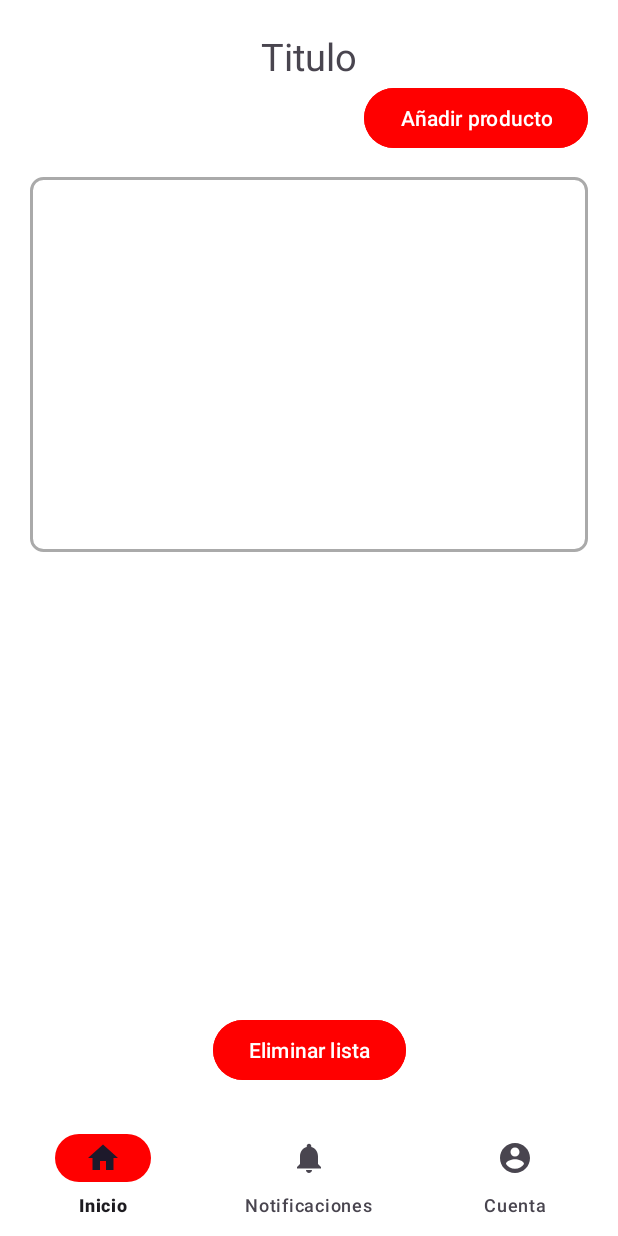
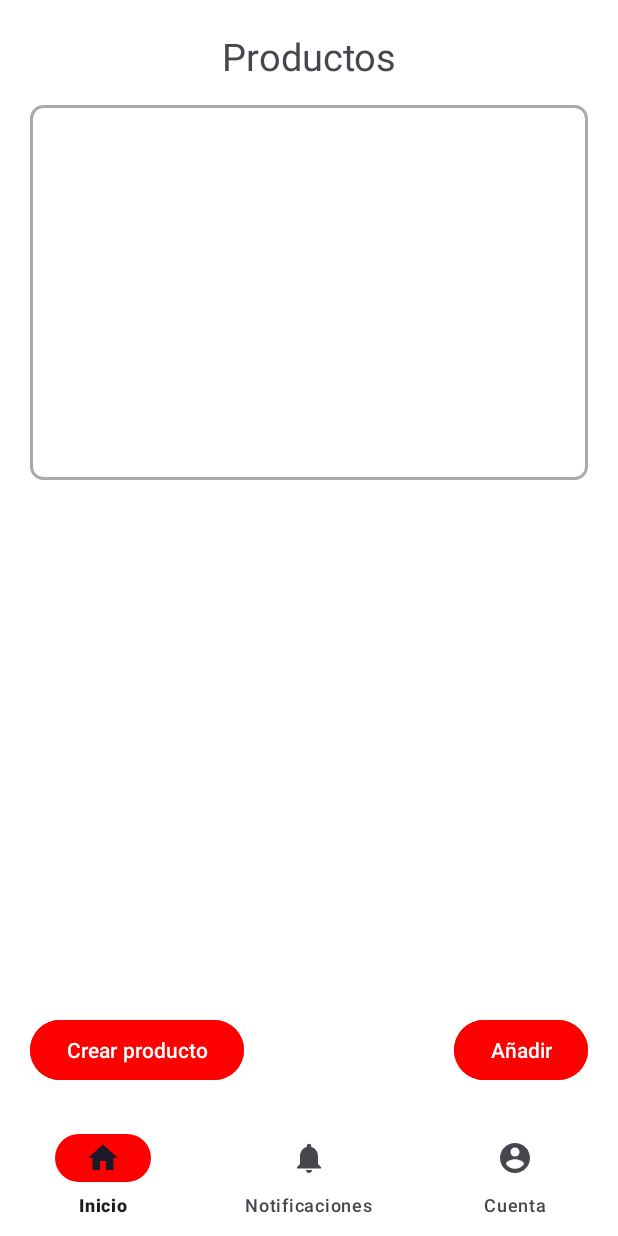
Before and after one commit to AritzAyensa/Proyecto_DAM_Aritz_Ayensa, an Android app: the VistaListaFragment screen opened through its navigation route, after a tap on "Añadir producto", on a phone screen of 412 x 824 dp. Run offline under Robolectric (Android 15) with nearby library versions, the phone set to English and light mode, and no system bars; our stand-ins replace Firebase (no records; nobody signed in at launch, a user with empty details on screens opened directly), navigation-ui; 3 statements that could not run were skipped.

Commit message:
Base para crear productos

```diff
--- /dev/null
+++ b/app/src/main/java/com/example/proyecto_dam_aritz_ayensa/activities/AnadirProductoFragment.kt
@@ -0,0 +1,87 @@
+package com.example.proyecto_dam_aritz_ayensa.activities
+
+import android.os.Bundle
+import androidx.fragment.app.Fragment
+import android.view.LayoutInflater
+import android.view.View
+import android.view.ViewGroup
+import android.widget.Button
+import androidx.lifecycle.lifecycleScope
+import androidx.navigation.fragment.findNavController
+import com.example.proyecto_dam_aritz_ayensa.R
+import com.example.proyecto_dam_aritz_ayensa.databinding.FragmentAnadirProductoBinding
+import com.example.proyecto_dam_aritz_ayensa.databinding.FragmentVistaListaBinding
+import com.example.proyecto_dam_aritz_ayensa.model.dao.ListaDAO
+import com.example.proyecto_dam_aritz_ayensa.model.dao.UsuarioDAO
+import com.example.proyecto_dam_aritz_ayensa.model.entity.Lista
+import com.example.proyecto_dam_aritz_ayensa.model.service.ListaService
+import com.example.proyecto_dam_aritz_ayensa.model.service.UsuarioService
+import com.example.proyecto_dam_aritz_ayensa.utils.SessionManager
+import com.example.proyecto_dam_aritz_ayensa.utils.Utils
+import kotlinx.coroutines.launch
+
+class AnadirProductoFragment : Fragment() {
+    private var _binding: FragmentAnadirProductoBinding? = null
+    private val binding get() = _binding!!
+    private lateinit var lista: Lista
+
+    private lateinit var idLista: String
+    private lateinit var userId : String
+
+
+    private lateinit var listaService: ListaService
+    private lateinit var usuarioService: UsuarioService
+    private lateinit var sessionManager: SessionManager
+
+
+    private lateinit var buttonAñadirProducto : Button
+    private lateinit var buttonCrearProducto : Button
+    override fun onCreateView(
+        inflater: LayoutInflater,
+        container: ViewGroup?,
+        savedInstanceState: Bundle?
+    ): View {
+        _binding = FragmentAnadirProductoBinding.inflate(inflater, container, false)
+
+        listaService = ListaService(ListaDAO())
+        usuarioService = UsuarioService(UsuarioDAO())
+        sessionManager = SessionManager(requireContext())
+        userId = sessionManager.getUserId().toString()
+
+        //Obtener el id de la lista
+        arguments?.let {
+            idLista = it.getString("idLista").toString()
+        }
+
+        cargarBotones()
+
+        return binding.root
+    }
+
+    private fun cargarBotones() {
+        buttonCrearProducto = binding.btnCrearProducto
+        if (buttonCrearProducto != null) {
+            buttonCrearProducto.setOnClickListener {
+                goToCrearProducto()
+            }
+        }
+
+        buttonAñadirProducto = binding.btnAnadirProducto
+        if (buttonAñadirProducto != null) {
+            buttonAñadirProducto.setOnClickListener {
+            }
+        }
+    }
+
+    private fun goToCrearProducto() {
+        val bundle = Bundle().apply {
+            putString("idLista", idLista)
+        }
+        findNavController().navigate(R.id.action_añadir_productoFragment_to_crearProductoFragment, bundle)
+    }
+
+    override fun onDestroyView() {
+        super.onDestroyView()
+        _binding = null
+    }
+}
--- a/app/src/main/java/com/example/proyecto_dam_aritz_ayensa/activities/BottomNavigationActivity.kt
+++ b/app/src/main/java/com/example/proyecto_dam_aritz_ayensa/activities/BottomNavigationActivity.kt
@@ -10,6 +10,9 @@ import androidx.navigation.ui.NavigationUI.setupWithNavController
 import androidx.navigation.ui.setupActionBarWithNavController
 import androidx.navigation.ui.setupWithNavController
 import com.example.proyecto_dam_aritz_ayensa.R
+import com.example.proyecto_dam_aritz_ayensa.activities.ui.cuenta.CuentaFragment
+import com.example.proyecto_dam_aritz_ayensa.activities.ui.inicio.InicioFragment
+import com.example.proyecto_dam_aritz_ayensa.activities.ui.notifications.NotificationsFragment
 import com.example.proyecto_dam_aritz_ayensa.databinding.ActivityBottomNavigationBinding
 
 class BottomNavigationActivity : AppCompatActivity() {
@@ -42,7 +45,6 @@ class BottomNavigationActivity : AppCompatActivity() {
         binding.navView.setupWithNavController(navController)
 
     }
-
     override fun onSupportNavigateUp(): Boolean {
         return navController.navigateUp() || super.onSupportNavigateUp()
     }
--- a/app/src/main/java/com/example/proyecto_dam_aritz_ayensa/activities/VistaListaFragment.kt
+++ b/app/src/main/java/com/example/proyecto_dam_aritz_ayensa/activities/VistaListaFragment.kt
@@ -19,9 +19,8 @@ import android.widget.PopupMenu
 import android.widget.TextView
 import androidx.appcompat.app.AlertDialog
 import androidx.lifecycle.lifecycleScope
+import androidx.navigation.fragment.findNavController
 import com.example.proyecto_dam_aritz_ayensa.R
-import com.example.proyecto_dam_aritz_ayensa.databinding.DialogEmailInputBinding
-import com.example.proyecto_dam_aritz_ayensa.databinding.FragmentCrearListaBinding
 import com.example.proyecto_dam_aritz_ayensa.databinding.FragmentVistaListaBinding
 import com.example.proyecto_dam_aritz_ayensa.model.dao.ListaDAO
 import com.example.proyecto_dam_aritz_ayensa.model.dao.UsuarioDAO
@@ -249,6 +248,10 @@ class VistaListaFragment : Fragment() {
         }
 
         private fun añadirProducto() {
+            val bundle = Bundle().apply {
+                putString("idLista", idLista)
+            }
+            findNavController().navigate(R.id.action_vista_listaFragment_to_añadir_productoFragment, bundle)
 
         }
 
--- a/app/src/main/java/com/example/proyecto_dam_aritz_ayensa/activities/ui/inicio/InicioFragment.kt
+++ b/app/src/main/java/com/example/proyecto_dam_aritz_ayensa/activities/ui/inicio/InicioFragment.kt
@@ -15,6 +15,7 @@ import androidx.recyclerview.widget.LinearLayoutManager
 import androidx.recyclerview.widget.RecyclerView
 import androidx.recyclerview.widget.RecyclerView.Recycler
 import com.example.proyecto_dam_aritz_ayensa.R
+import com.example.proyecto_dam_aritz_ayensa.activities.BottomNavigationActivity
 import com.example.proyecto_dam_aritz_ayensa.activities.CrearListaFragment
 import com.example.proyecto_dam_aritz_ayensa.adapters.ListaAdapter
 import com.example.proyecto_dam_aritz_ayensa.databinding.FragmentInicioBinding
@@ -68,6 +69,7 @@ class InicioFragment : Fragment() {
         cargarBotones()
         return binding.root
     }
+
 
     private fun abrirAñadirLista() {
         findNavController().navigate(R.id.action_inicioFragment_to_crearListaFragment)
--- a/app/src/main/java/com/example/proyecto_dam_aritz_ayensa/model/dao/ListaDAO.kt
+++ b/app/src/main/java/com/example/proyecto_dam_aritz_ayensa/model/dao/ListaDAO.kt
@@ -87,11 +87,12 @@ class ListaDAO {
             if (document.exists()) {
                 Lista(
                     id = document.getString("id") ?: "",
-                    titulo = document.getString("titulo") ?: "", // Corregido de "nombre" a "titulo"
+                    titulo = document.getString("titulo") ?: "",
                     descripcion = document.getString("descripcion") ?: "",
                     color = document.getString("color") ?: "#FFFFFF",
                     idCreador = document.getString("idCreador") ?: "",
-                    idsUsuariosCompartidos = document.get("idsUsuariosCompartidos") as? List<String> ?: emptyList()
+                    idsUsuariosCompartidos = document.get("idsUsuariosCompartidos") as? List<String> ?: emptyList(),
+                    idsProductos = document.get("idsProductos") as? List<String> ?: emptyList()
                 )
             } else {
                 null
--- a/app/src/main/java/com/example/proyecto_dam_aritz_ayensa/model/entity/Lista.kt
+++ b/app/src/main/java/com/example/proyecto_dam_aritz_ayensa/model/entity/Lista.kt
@@ -6,5 +6,6 @@ data class Lista (
     var descripcion: String = "",
     var color: String = "",
     var idCreador: String = "",
-    var idsUsuariosCompartidos: List<String> = emptyList()
+    var idsUsuariosCompartidos: List<String> = emptyList(),
+    var idsProductos: List<String> = emptyList()
 )
--- /dev/null
+++ b/app/src/main/res/layout/fragment_anadir_producto.xml
@@ -0,0 +1,70 @@
+<?xml version="1.0" encoding="utf-8"?>
+<FrameLayout xmlns:android="http://schemas.android.com/apk/res/android"
+    xmlns:tools="http://schemas.android.com/tools"
+    android:layout_width="match_parent"
+    android:layout_height="match_parent"
+    xmlns:app="http://schemas.android.com/apk/res-auto"
+    tools:context=".activities.AnadirProductoFragment">
+
+    <androidx.constraintlayout.widget.ConstraintLayout
+        android:id="@+id/anadir_producto_cl"
+        android:layout_width="match_parent"
+        android:layout_height="match_parent"
+        android:paddingBottom="100sp"
+        android:paddingEnd="20sp"
+        android:paddingStart="20sp"
+        android:paddingTop="20sp"
+        >
+        <TextView
+            android:id="@+id/anadir_producto_tv_titulo"
+            android:layout_width="match_parent"
+            android:layout_height="wrap_content"
+            android:text="@string/anadir_producto_tv_titulo"
+            android:textAlignment="center"
+            android:textSize="25sp"
+
+            app:layout_constraintStart_toStartOf="parent"
+            app:layout_constraintEnd_toEndOf="parent"
+
+            tools:ignore="MissingConstraints" />
+
+        <androidx.recyclerview.widget.RecyclerView
+            android:id="@+id/recycler_productos"
+            android:layout_width="match_parent"
+            android:layout_height="250sp"
+            android:layout_marginTop="15dp"
+            android:background="@drawable/edittext_border"
+            app:layout_constraintEnd_toEndOf="parent"
+            app:flow_maxElementsWrap="4"
+            app:layout_constraintTop_toBottomOf="@id/anadir_producto_tv_titulo"/>
+
+
+        <androidx.constraintlayout.widget.ConstraintLayout
+            android:id="@+id/anadir_producto_cc_botones"
+            android:layout_width="match_parent"
+            android:layout_height="wrap_content"
+            app:layout_constraintBottom_toBottomOf="parent"
+
+            tools:ignore="MissingConstraints"
+            >
+            <Button
+                android:id="@+id/btnCrearProducto"
+                android:layout_width="wrap_content"
+                android:layout_height="wrap_content"
+                android:text="@string/anadir_producto_btn_compartir_lista"
+                style="@style/ButtonAccept"
+                app:layout_constraintStart_toStartOf="parent"
+                />
+            <Button
+                android:id="@+id/btnAnadirProducto"
+                android:layout_width="wrap_content"
+                android:layout_height="wrap_content"
+                android:text="@string/anadir_producto_btn_añadirProducto"
+                app:layout_constraintEnd_toEndOf="parent"
+                style="@style/ButtonAccept"
+                />
+        </androidx.constraintlayout.widget.ConstraintLayout>
+
+    </androidx.constraintlayout.widget.ConstraintLayout>
+
+</FrameLayout>
--- a/app/src/main/res/navigation/mobile_navigation.xml
+++ b/app/src/main/res/navigation/mobile_navigation.xml
@@ -54,6 +54,46 @@
             app:destination="@id/navigation_inicio"
             app:popUpTo="@id/navigation_inicio"
             app:popUpToInclusive="false" />
+        <action
+            android:id="@+id/action_vista_listaFragment_to_añadir_productoFragment"
+            app:destination="@id/navigation_añadir_producto"
+            app:popUpTo="@id/navigation_añadir_producto"
+            app:popUpToInclusive="false" />
+
+    </fragment>
+
+
+    <fragment
+        android:id="@+id/navigation_añadir_producto"
+        android:name="com.example.proyecto_dam_aritz_ayensa.activities.AnadirProductoFragment"
+        android:label="@string/title_añadir_producto"
+        tools:layout="@layout/fragment_anadir_producto"
+        >
+        <action
+            android:id="@+id/action_añadir_productoFragment_to_vista_lista"
+            app:destination="@id/navigation_vista_lista"
+            app:popUpTo="@id/navigation_vista_lista"
+            app:popUpToInclusive="false" />
+        <action
+            android:id="@+id/action_añadir_productoFragment_to_crearProductoFragment"
+            app:destination="@id/navigation_crear_producto"
+            app:popUpTo="@id/navigation_crear_producto"
+            app:popUpToInclusive="false" />
+
+    </fragment>
+
+
+    <fragment
+        android:id="@+id/navigation_crear_producto"
+        android:name="com.example.proyecto_dam_aritz_ayensa.activities.CrearProductoFragment"
+        android:label="@string/title_crear_producto"
+        tools:layout="@layout/fragment_crear_producto"
+        >
+        <action
+            android:id="@+id/action_crearProductoFragment_to_añadir_productoFragment"
+            app:destination="@id/navigation_añadir_producto"
+            app:popUpTo="@id/navigation_añadir_producto"
+            app:popUpToInclusive="false" />
 
     </fragment>
 
--- a/app/src/main/res/values/strings.xml
+++ b/app/src/main/res/values/strings.xml
@@ -70,6 +70,15 @@
     <string name="vista_lista_btn_añadirProducto">Añadir producto</string>
     <string name="vista_lista_btn_eliminar_lista">Eliminar lista</string>
     <string name="dialog_email_correo_electronico">Correo electrónico</string>
+    <string name="title_añadir_producto">AñadirProducto\n</string>
+    <string name="title_crear_producto">CrearProducto</string>
+    <string name="anadir_producto_tv_titulo">Productos</string>
+    <string name="anadir_producto_btn_compartir_lista">Crear producto</string>
+    <string name="anadir_producto_btn_añadirProducto">Añadir</string>
+    <string name="crearTarea_btn_crear_producto">Guardar</string>
+    <string name="crear_producto_et_descripcion">Descripción</string>
+    <string name="crear_producto_et_titulo">Nombre</string>
+    <string name="crearTarea_tv_nuevo_producto">Nuevo producto</string>
 
 
 </resources>
```
Also changed, not shown: app/src/main/java/com/example/proyecto_dam_aritz_ayensa/activities/CrearProductoFragment.kt (added, +75 -0 lines), app/src/main/res/layout/fragment_crear_producto.xml (added, +128 -0 lines).
